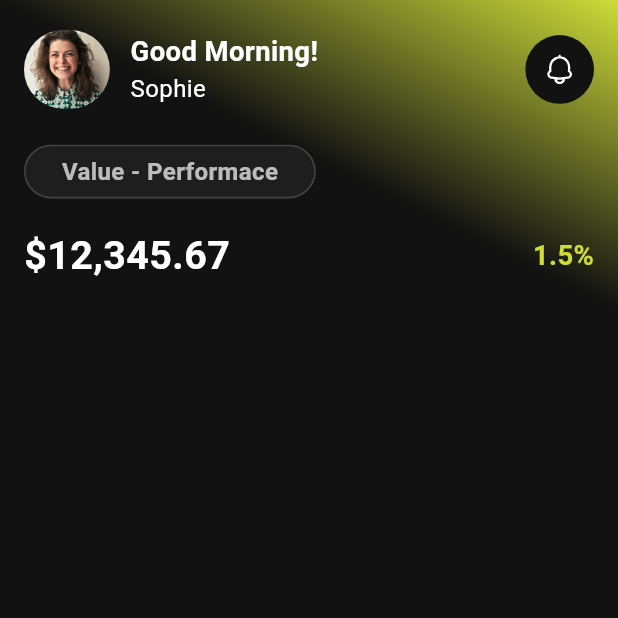
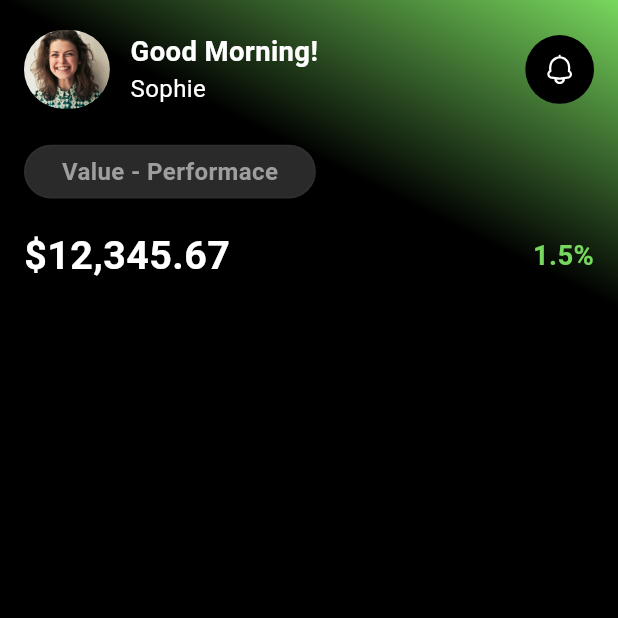
Before and after one commit to ehsanyaqoob/Fino, a Flutter app: the screen it shows after launch, on a phone screen of 412 x 824 dp, the top half of it. Run offline on Flutter 3.47's test engine with Material 3 defaults, Android fonts, the phone set to English and light mode, and no system bars; our stand-ins replace flutter_screenutil, flutter_svg, gap, shared_preferences.

Commit message:
feat: colors added

```diff
--- a/lib/core/colors.dart
+++ b/lib/core/colors.dart
@@ -1,26 +1,26 @@
 import 'package:flutter/material.dart';
 
 class AppColors {
-  // Primary colors
-  static const Color primary = Colors.lime;
-  static const Color primaryLight = Color(0xFFF0F4C3);
-  static const Color primaryDark = Color(0xFF9E9D24);
+  // Brand colors
+  static const Color primary = Color(0xFF78D75E);
+  static const Color secondary = Color(0xFF000000);
 
-  // Dark theme colors
-  static const Color background = Color(0xFF121212);
-  static const Color surface = Color(0xFF1E1E1E);
-  static const Color card = Color(0xFF2A2A2A);
-  static const Color textPrimary = Colors.white;
-  static const Color textSecondary = Colors.white70;
-  static const Color textHint = Colors.white38;
+  // Dark theme surfaces
+  static const Color background = Color(0xFF000000);
+  static const Color surface = Color(0xFF2A2A2A);
+  static const Color card = Color(0xFF151419);
 
-  // Accent colors
-  static const Color accent = Colors.limeAccent;
-  static const Color error = Colors.redAccent;
-  static const Color success = Colors.greenAccent;
-  static const Color warning = Colors.orangeAccent;
+  // Text colors
+  static const Color textPrimary = Color(0xFFFFFFFF);
+  static const Color textSecondary = Color(0xFF9E9E9E);
+  static const Color textHint = Color(0xFF6E6E6E);
 
-  // Border and divider
-  static const Color divider = Color(0xFF424242);
-  static const Color border = Color(0xFF424242);
+  // State colors (derived, not random)
+  static const Color success = Color(0xFF78D75E);
+  static const Color error = Color(0xFFE53935);
+  static const Color warning = Color(0xFFFFA726);
+
+  // Borders & dividers
+  static const Color divider = Color(0xFF2F2F2F);
+  static const Color border = Color(0xFF2F2F2F);
 }
--- a/lib/core/theme.dart
+++ b/lib/core/theme.dart
@@ -8,7 +8,7 @@ class AppTheme {
       primaryColor: AppColors.primary,
       colorScheme: const ColorScheme.light(
         primary: AppColors.primary,
-        secondary: AppColors.primaryLight,
+        secondary: AppColors.secondary,
         surface: Colors.white,
         background: Colors.white,
         error: AppColors.error,
@@ -43,7 +43,7 @@ class AppTheme {
       primaryColor: AppColors.primary,
       colorScheme: const ColorScheme.dark(
         primary: AppColors.primary,
-        secondary: AppColors.accent,
+        secondary: AppColors.secondary,
         surface: AppColors.surface,
         background: AppColors.background,
         error: AppColors.error,
--- a/lib/view/home_screen.dart
+++ b/lib/view/home_screen.dart
@@ -1,8 +1,6 @@
 import 'package:fino/core/assets.dart';
 import 'package:fino/export.dart';
-import 'package:flutter/material.dart';
-import '../core/colors.dart';
-
+// homeview
 class HomeScreen extends StatefulWidget {
   const HomeScreen({super.key});
 
@@ -22,7 +20,7 @@ class _HomeScreenState extends State<HomeScreen> {
             end: Alignment.bottomLeft,
             colors: [
               AppColors.primary,
-              AppColors.background,
+              AppColors.secondary,
               AppColors.background,
             ],
             stops: const [0.0, 0.2, 2.0],
```
Also changed, not shown: pubspec.yaml (+7 -10 lines).
